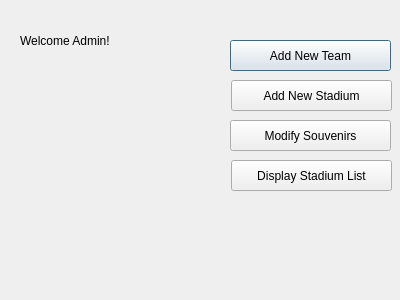
Qt form admin.ui (ellenyim8/project2) before a commit.
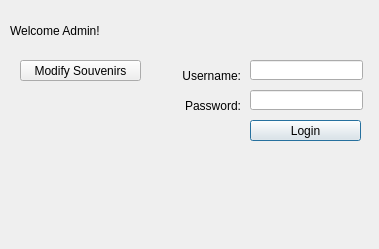
The same form after that commit.

Diff of the .ui file:
```diff
--- a/admin.ui
+++ b/admin.ui
@@ -6,70 +6,18 @@
    <rect>
     <x>0</x>
     <y>0</y>
-    <width>400</width>
-    <height>300</height>
+    <width>379</width>
+    <height>249</height>
    </rect>
   </property>
   <property name="windowTitle">
    <string>Dialog</string>
   </property>
-  <widget class="QPushButton" name="addNewTeam">
-   <property name="geometry">
-    <rect>
-     <x>230</x>
-     <y>40</y>
-     <width>161</width>
-     <height>31</height>
-    </rect>
-   </property>
-   <property name="text">
-    <string>Add New Team</string>
-   </property>
-  </widget>
-  <widget class="QPushButton" name="displayStadiums">
-   <property name="geometry">
-    <rect>
-     <x>231</x>
-     <y>160</y>
-     <width>161</width>
-     <height>31</height>
-    </rect>
-   </property>
-   <property name="text">
-    <string>Display Stadium List</string>
-   </property>
-  </widget>
-  <widget class="QPushButton" name="addNewStadium">
-   <property name="geometry">
-    <rect>
-     <x>231</x>
-     <y>80</y>
-     <width>161</width>
-     <height>31</height>
-    </rect>
-   </property>
-   <property name="text">
-    <string>Add New Stadium</string>
-   </property>
-  </widget>
-  <widget class="QPushButton" name="souvenirsPageButton">
-   <property name="geometry">
-    <rect>
-     <x>230</x>
-     <y>120</y>
-     <width>161</width>
-     <height>31</height>
-    </rect>
-   </property>
-   <property name="text">
-    <string>Modify Souvenirs</string>
-   </property>
-  </widget>
   <widget class="QLabel" name="title">
    <property name="geometry">
     <rect>
-     <x>20</x>
-     <y>20</y>
+     <x>10</x>
+     <y>10</y>
      <width>181</width>
      <height>41</height>
     </rect>
@@ -78,6 +26,84 @@
     <string>Welcome Admin! </string>
    </property>
   </widget>
+  <widget class="QLabel" name="usernameLabel">
+   <property name="geometry">
+    <rect>
+     <x>140</x>
+     <y>60</y>
+     <width>101</width>
+     <height>31</height>
+    </rect>
+   </property>
+   <property name="text">
+    <string>Username:</string>
+   </property>
+   <property name="alignment">
+    <set>Qt::AlignRight|Qt::AlignTrailing|Qt::AlignVCenter</set>
+   </property>
+  </widget>
+  <widget class="QLabel" name="passwordLabel">
+   <property name="geometry">
+    <rect>
+     <x>160</x>
+     <y>90</y>
+     <width>81</width>
+     <height>31</height>
+    </rect>
+   </property>
+   <property name="text">
+    <string>Password:</string>
+   </property>
+   <property name="alignment">
+    <set>Qt::AlignRight|Qt::AlignTrailing|Qt::AlignVCenter</set>
+   </property>
+  </widget>
+  <widget class="QLineEdit" name="usernameInput">
+   <property name="geometry">
+    <rect>
+     <x>250</x>
+     <y>60</y>
+     <width>113</width>
+     <height>20</height>
+    </rect>
+   </property>
+  </widget>
+  <widget class="QLineEdit" name="passwordInput">
+   <property name="geometry">
+    <rect>
+     <x>250</x>
+     <y>90</y>
+     <width>113</width>
+     <height>20</height>
+    </rect>
+   </property>
+  </widget>
+  <widget class="QPushButton" name="login">
+   <property name="geometry">
+    <rect>
+     <x>250</x>
+     <y>120</y>
+     <width>111</width>
+     <height>21</height>
+    </rect>
+   </property>
+   <property name="text">
+    <string>Login</string>
+   </property>
+  </widget>
+  <widget class="QPushButton" name="modify_souvenirs">
+   <property name="geometry">
+    <rect>
+     <x>20</x>
+     <y>60</y>
+     <width>121</width>
+     <height>21</height>
+    </rect>
+   </property>
+   <property name="text">
+    <string>Modify Souvenirs</string>
+   </property>
+  </widget>
  </widget>
  <resources/>
  <connections/>
```
